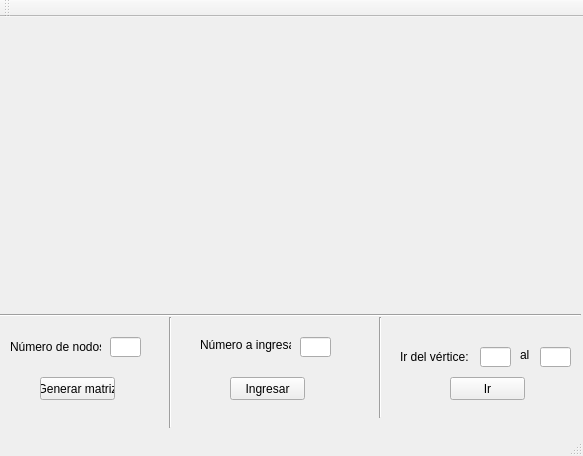
Qt form Warshall/interfaz.ui (KendallTencio/Warshall) before a commit.
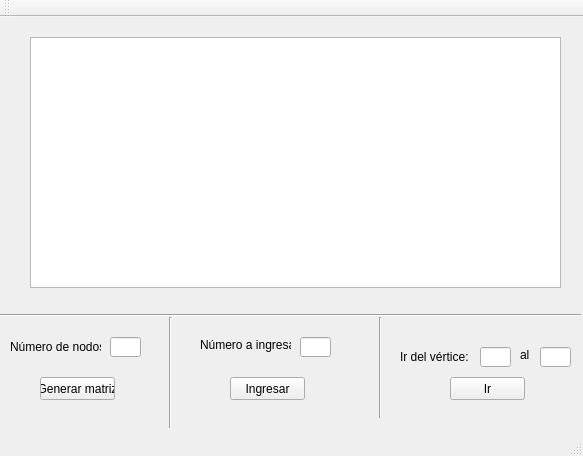
The same form after that commit.

Commit message: pantalla en interfaz gráfica

```diff
--- a/Warshall/interfaz.ui
+++ b/Warshall/interfaz.ui
@@ -184,6 +184,16 @@
      <string>Ingresar</string>
     </property>
    </widget>
+   <widget class="QPlainTextEdit" name="pantallaResultados">
+    <property name="geometry">
+     <rect>
+      <x>30</x>
+      <y>20</y>
+      <width>531</width>
+      <height>251</height>
+     </rect>
+    </property>
+   </widget>
   </widget>
   <widget class="QMenuBar" name="menuBar">
    <property name="geometry">
```
The commit also changes 8 other files.
